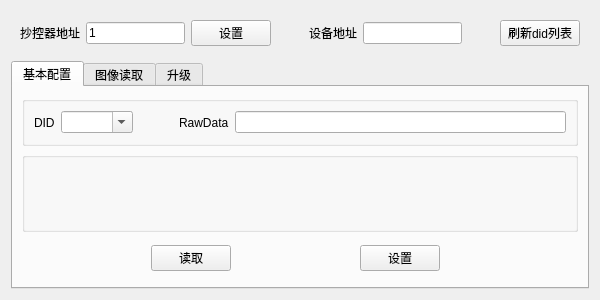
Above: source/plug/oip_ui.ui from chopin1993/protocolmaster-20210731 before the change. Below: the same form after it.
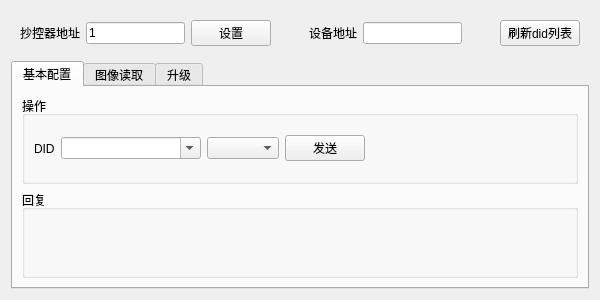
That is the form after the change.

Commit message: 1. 编解码支持读写和回复三种模式

Diff of the .ui file:
```diff
--- a/source/plug/oip_ui.ui
+++ b/source/plug/oip_ui.ui
@@ -97,7 +97,7 @@
        <item>
         <widget class="QGroupBox" name="readGroup">
          <property name="title">
-          <string/>
+          <string>操作</string>
          </property>
          <layout class="QHBoxLayout" name="horizontalLayout_4">
           <item>
@@ -112,6 +112,12 @@
             <property name="enabled">
              <bool>true</bool>
             </property>
+            <property name="minimumSize">
+             <size>
+              <width>140</width>
+              <height>0</height>
+             </size>
+            </property>
             <property name="maximumSize">
              <size>
               <width>200</width>
@@ -123,14 +129,27 @@
             </property>
            </widget>
           </item>
+          <item>
+           <widget class="QComboBox" name="cmdComboBox"/>
+          </item>
+          <item>
+           <widget class="QPushButton" name="sendPushButton">
+            <property name="maximumSize">
+             <size>
+              <width>80</width>
+              <height>16777215</height>
+             </size>
+            </property>
+            <property name="text">
+             <string>发送</string>
+            </property>
+           </widget>
+          </item>
           <item>
            <spacer name="horizontalSpacer_3">
             <property name="orientation">
              <enum>Qt::Horizontal</enum>
             </property>
-            <property name="sizeType">
-             <enum>QSizePolicy::Fixed</enum>
-            </property>
             <property name="sizeHint" stdset="0">
              <size>
               <width>40</width>
@@ -139,16 +158,6 @@
             </property>
            </spacer>
           </item>
-          <item>
-           <widget class="QLabel" name="label_3">
-            <property name="text">
-             <string>RawData</string>
-            </property>
-           </widget>
-          </item>
-          <item>
-           <widget class="QLineEdit" name="rawLineEdit"/>
-          </item>
          </layout>
         </widget>
        </item>
@@ -161,60 +170,10 @@
           </size>
          </property>
          <property name="title">
-          <string/>
+          <string>回复</string>
          </property>
         </widget>
        </item>
-       <item>
-        <widget class="QWidget" name="widget" native="true">
-         <property name="maximumSize">
-          <size>
-           <width>16777215</width>
-           <height>40</height>
-          </size>
-         </property>
-         <layout class="QHBoxLayout" name="horizontalLayout_3">
-          <property name="spacing">
-           <number>0</number>
-          </property>
-          <property name="leftMargin">
-           <number>0</number>
-          </property>
-          <property name="topMargin">
-           <number>0</number>
-          </property>
-          <property name="bottomMargin">
-           <number>0</number>
-          </property>
-          <item>
-           <widget class="QPushButton" name="readPushButton">
-            <property name="maximumSize">
-             <size>
-              <width>80</width>
-              <height>16777215</height>
-             </size>
-            </property>
-            <property name="text">
-             <string>读取</string>
-            </property>
-           </widget>
-          </item>
-          <item>
-           <widget class="QPushButton" name="setPushButton">
-            <property name="maximumSize">
-             <size>
-              <width>80</width>
-              <height>16777215</height>
-             </size>
-            </property>
-            <property name="text">
-             <string>设置</string>
-            </property>
-           </widget>
-          </item>
-         </layout>
-        </widget>
-       </item>
       </layout>
      </widget>
      <widget class="QWidget" name="imageTab">
```
Left out of the diff: 4 changed lines with no effect on the pictures. The commit also changes 9 other files.
